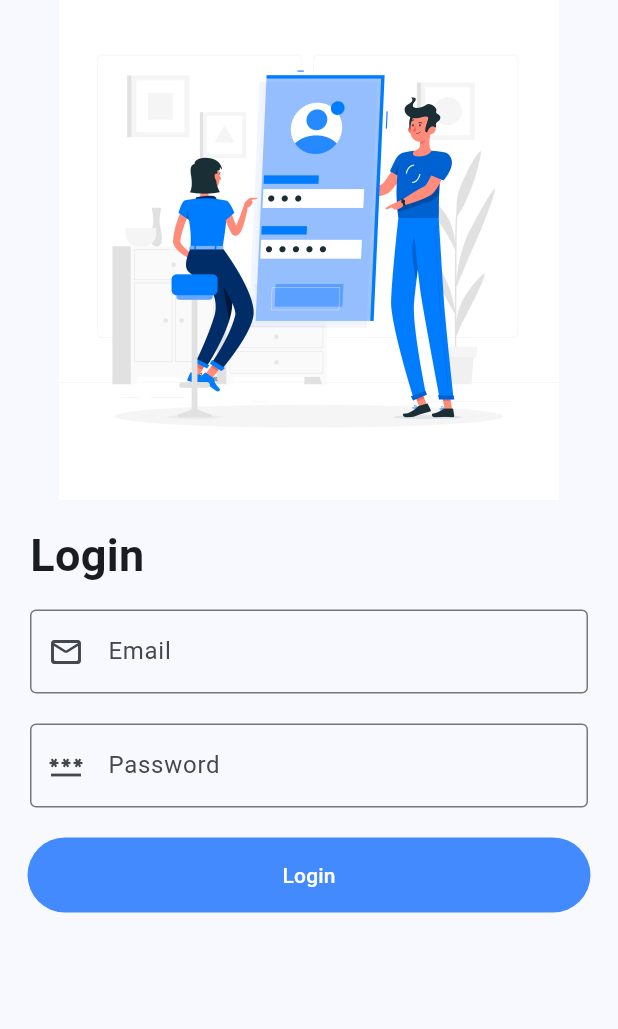
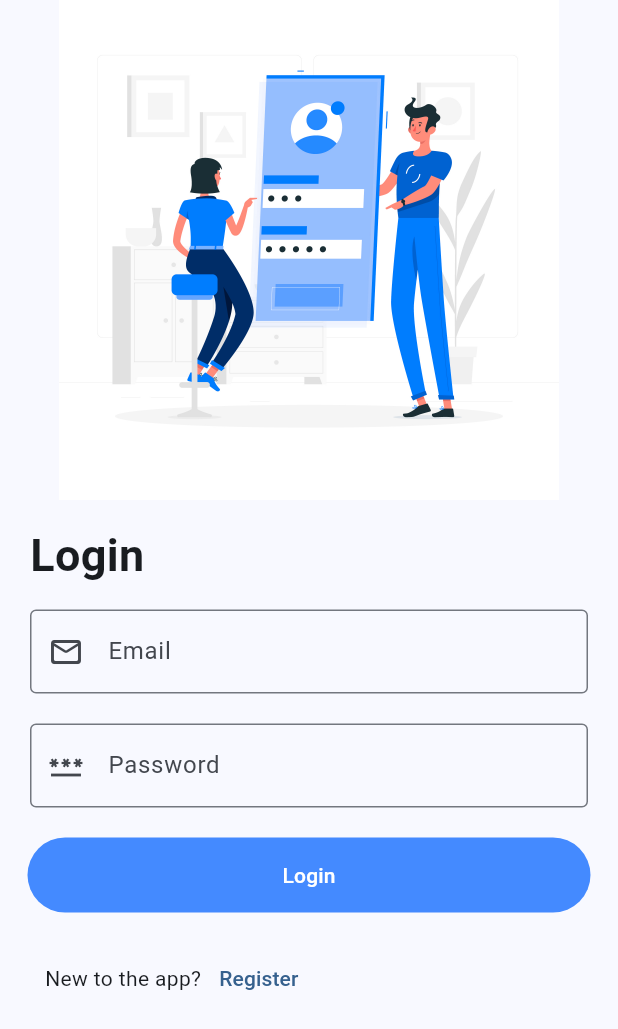
Before and after one commit to Andrew-A-A/Weather-App, a Flutter app: the screen it shows after launch, on a phone screen of 412 x 824 dp. Shown: the top 1029 px of the screen. Run offline on Flutter 3.47's test engine with Material 2 defaults, Android fonts, the phone set to English and light mode, and no system bars; our stand-ins replace bloc, flutter_bloc, sqflite; accounts and stored records are empty.

Commit message:
Add register button

```diff
--- a/lib/login.dart
+++ b/lib/login.dart
@@ -65,7 +65,8 @@ class LoginApp extends StatelessWidget {
                     ),),
                 ),
                 //TODO: Add action when login button is pressed
-                TextButton(onPressed: (){}, style: TextButton.styleFrom(
+                TextButton(onPressed: (){},
+                  style: TextButton.styleFrom(
 
                     foregroundColor: Colors.white,
                     backgroundColor: Colors.blueAccent,
@@ -73,8 +74,17 @@ class LoginApp extends StatelessWidget {
                 )
 
 
-                  , child: const Text("Login",) ,)
-
+                  , child: const Text("Login",) ,),
+                 const SizedBox(height: 20),
+                 Row(
+                    children:[
+                      const Padding(
+                        padding: EdgeInsets.only(left: 30 ),
+                        child: Text("New to the app?", style: TextStyle(fontFamily: 'Roboto')),
+                      ),
+                      //TODO: Add action when register button is pressed
+                      TextButton(onPressed: (){}, child: const Text("Register"))
+                    ])
               ],
 
             ),
```
